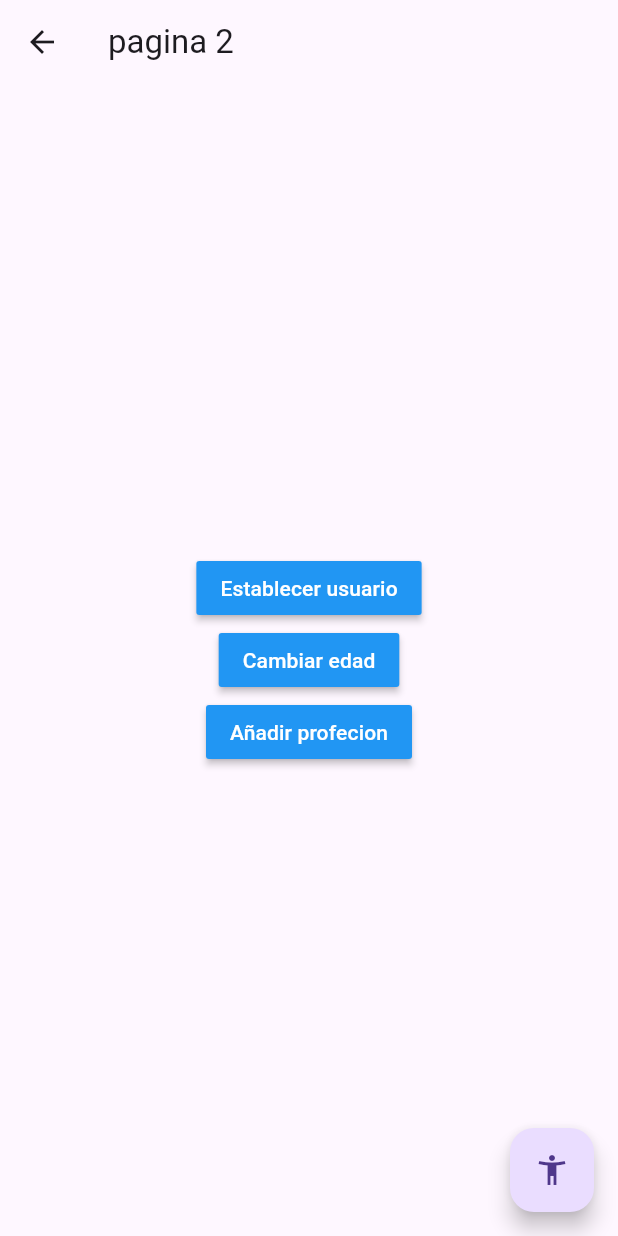
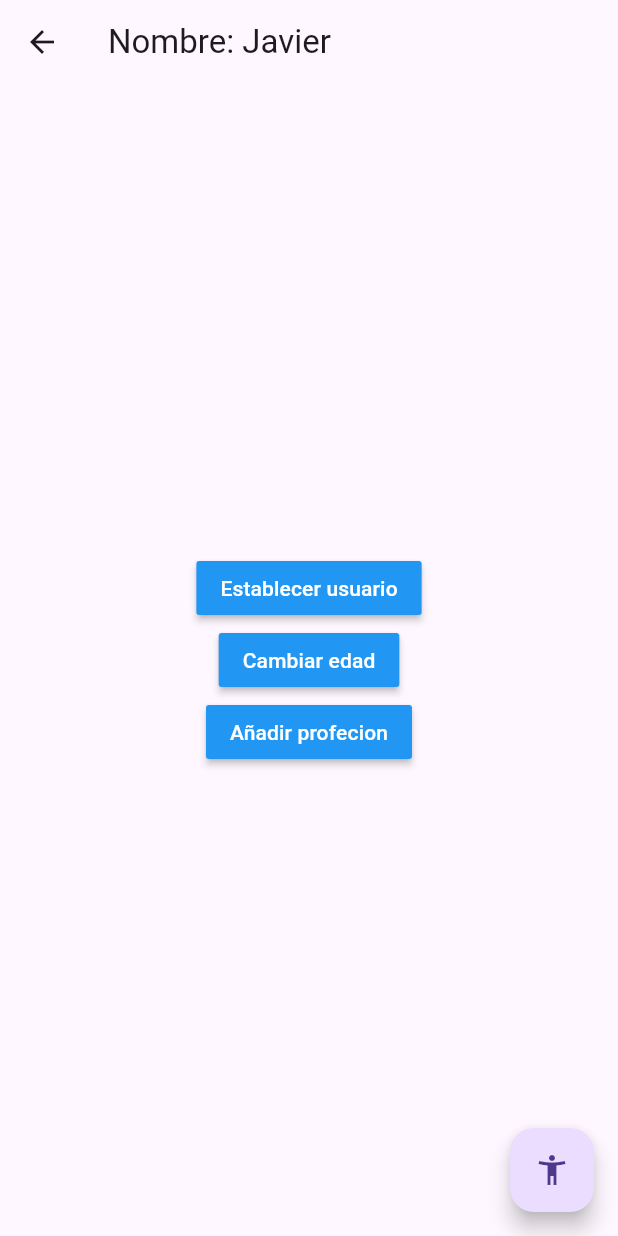
Before and after one commit to jhreyes483/flutter-a, a Flutter app: the Pagina2Page screen opened by its route, after a tap on "Establecer usuario", on a phone screen of 412 x 824 dp. Run offline on Flutter 3.47's test engine with Material 3 defaults, Android fonts, the phone set to English and light mode, and no system bars; our stand-ins replace flutter_secure_storage, pie_chart, pull_to_refresh, socket_io_client; missing offline and left inert: dart:ffi; accounts and stored records are empty; statements that could not run were skipped.

Commit message:
cambio de estado y notificacion listener providers

```diff
--- a/01-apps/c-estados/estados/lib/pages/pagina1_page.dart
+++ b/01-apps/c-estados/estados/lib/pages/pagina1_page.dart
@@ -13,14 +13,18 @@ class Pagina1Page extends StatefulWidget {
 class _Pagina1PageState extends State<Pagina1Page> {
   @override
   Widget build(BuildContext context) {
-    final usuarioService = Provider.of <UsuarioService> (context);
+    final usuarioService = Provider.of <UsuarioService> (context, listen: true/* esta pendiente de todos los cambios de la clase re dibujando todos los cugares donde se este escuchando */);
+
 
     return Scaffold(
       appBar: AppBar(
         title:Text('pagina1'),
+        actions:   [
+          _iconEliminarUsuario(usuarioService)
+        ],
       ),
 
-      body: usuarioService.existeUsuario ? informacionUsuario() : Center( child: Text('No hay usuario seleccionado')) ,
+      body: usuarioService.existeUsuario ? InformacionUsuario( usuarioService.usuario ) : Center( child: Text('No hay usuario seleccionado')) ,
       floatingActionButton: FloatingActionButton(
         child: Icon(Icons.accessibility_new),
         onPressed: (){
@@ -29,9 +33,25 @@ class _Pagina1PageState extends State<Pagina1Page> {
       ),
     );
   }
+
+  Widget _iconEliminarUsuario(usuarioService){
+    return  usuarioService.existeUsuario ?
+      IconButton(
+        icon: Icon(Icons.exit_to_app),
+        onPressed: (){
+          usuarioService.removerUsuario();
+          Navigator.pushNamed(context, 'pagina2');
+        },
+    )
+    : Container();
+  }
 }
 
-class informacionUsuario extends StatelessWidget {
+class InformacionUsuario extends StatelessWidget {
+  final Usuario usuario;
+
+  const InformacionUsuario(Usuario this.usuario);
+
 
   @override
   Widget build(BuildContext context) {
@@ -46,8 +66,8 @@ class informacionUsuario extends StatelessWidget {
           Text('General', style: TextStyle( fontSize: 18, fontWeight: FontWeight.bold)),
           Divider(),
 
-          ListTile(title: Text('Nombre: ')),
-          ListTile(title: Text('Edad: ')),
+          ListTile(title: Text('Nombre: ${this.usuario.nombre}')),
+          ListTile(title: Text('Edad: ${this.usuario.edad}')),
 
           Text('Profeciones', style: TextStyle( fontSize: 18, fontWeight: FontWeight.bold)),
           Divider(),
--- a/01-apps/c-estados/estados/lib/pages/pagina2_page.dart
+++ b/01-apps/c-estados/estados/lib/pages/pagina2_page.dart
@@ -1,4 +1,7 @@
+import 'package:estados/models/usuario.dart';
+import 'package:estados/services/usuario_service.dart';
 import 'package:flutter/material.dart';
+import 'package:provider/provider.dart';
 
 class Pagina2Page extends StatefulWidget {
 
@@ -10,9 +13,10 @@ class Pagina2Page extends StatefulWidget {
 class _Pagina2PageState extends State<Pagina2Page> {
   @override
   Widget build(BuildContext context) {
+  final usuarioService = Provider.of<UsuarioService>(context);
   return Scaffold(
       appBar: AppBar(
-        title:Text('pagina 2'),
+        title: usuarioService.existeUsuario ? Text('Nombre: ${usuarioService.usuario.nombre}'  ) : Text('pagina 2')
       ),
       body: Center(
         child: Column(
@@ -22,7 +26,9 @@ class _Pagina2PageState extends State<Pagina2Page> {
               child: Text('Establecer usuario', style: TextStyle(color: Colors.white)),
               color: Colors.blue,
               onPressed: () {
-
+                //final usuarioService = Provider.of<UsuarioService>(context, listen: false); // se deja en false porque esta dentro de un build y si es true daria error porque no puede redibujar
+                final newUser = Usuario(nombre: 'Javier', edad: 30, profeciones: ['Ingeniero', 'dev backend', 'dev front']);
+                usuarioService.usuario = newUser;
               }
             ),
 
@@ -30,7 +36,7 @@ class _Pagina2PageState extends State<Pagina2Page> {
               child: Text('Cambiar edad', style: TextStyle(color: Colors.white)),
               color: Colors.blue,
               onPressed: () {
-
+                usuarioService.cambiarEdad(29);
               }
             ),
 
--- a/01-apps/c-estados/estados/lib/services/usuario_service.dart
+++ b/01-apps/c-estados/estados/lib/services/usuario_service.dart
@@ -8,4 +8,18 @@ class UsuarioService with ChangeNotifier /* notifica el estado o cambios */{
   Usuario get usuario       => this._usuario!;
   bool    get existeUsuario => ( this._usuario != null ) ? true : false;
 
+  set usuario(Usuario user){
+    this._usuario = user;
+    notifyListeners();
+  }
+
+  void cambiarEdad(int edad){
+    this._usuario!.edad = edad;
+    notifyListeners();
+  }
+
+  void removerUsuario(){
+    this._usuario= null;
+    notifyListeners();
+  }
 }
```
